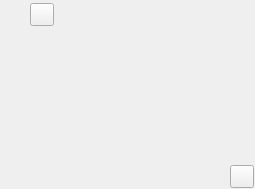
Before: the Qt Designer form ui/comment_widget.ui in zkovari/plotlyst, drawn with Qt 5.
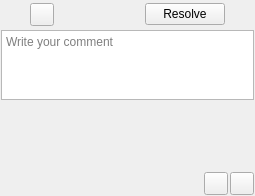
After: the same form once the commit is applied.

```diff
--- a/ui/comment_widget.ui
+++ b/ui/comment_widget.ui
@@ -79,6 +79,16 @@
        </property>
       </spacer>
      </item>
+     <item>
+      <widget class="QPushButton" name="btnResolve">
+       <property name="cursor">
+        <cursorShape>PointingHandCursor</cursorShape>
+       </property>
+       <property name="text">
+        <string>Resolve</string>
+       </property>
+      </widget>
+     </item>
      <item>
       <widget class="QToolButton" name="btnMenu">
        <property name="cursor">
@@ -106,6 +116,13 @@
      </item>
     </layout>
    </item>
+   <item>
+    <widget class="QPlainTextEdit" name="textEditor">
+     <property name="placeholderText">
+      <string>Write your comment</string>
+     </property>
+    </widget>
+   </item>
    <item>
     <widget class="QTextBrowser" name="textComment">
      <property name="sizePolicy">
@@ -130,12 +147,48 @@
      </property>
     </widget>
    </item>
-   <item alignment="Qt::AlignRight">
-    <widget class="QToolButton" name="btnResolve">
-     <property name="text">
-      <string/>
-     </property>
-    </widget>
+   <item>
+    <layout class="QHBoxLayout" name="horizontalLayout_2">
+     <item>
+      <spacer name="horizontalSpacer_2">
+       <property name="orientation">
+        <enum>Qt::Horizontal</enum>
+       </property>
+       <property name="sizeHint" stdset="0">
+        <size>
+         <width>40</width>
+         <height>20</height>
+        </size>
+       </property>
+      </spacer>
+     </item>
+     <item>
+      <widget class="QToolButton" name="btnCancel">
+       <property name="cursor">
+        <cursorShape>PointingHandCursor</cursorShape>
+       </property>
+       <property name="toolTip">
+        <string>Cancel edition</string>
+       </property>
+       <property name="text">
+        <string/>
+       </property>
+      </widget>
+     </item>
+     <item>
+      <widget class="QToolButton" name="btnApply">
+       <property name="cursor">
+        <cursorShape>PointingHandCursor</cursorShape>
+       </property>
+       <property name="toolTip">
+        <string>Apply</string>
+       </property>
+       <property name="text">
+        <string/>
+       </property>
+      </widget>
+     </item>
+    </layout>
    </item>
   </layout>
  </widget>
```
Left out of the diff: 11 changed lines with no effect on the pictures.
